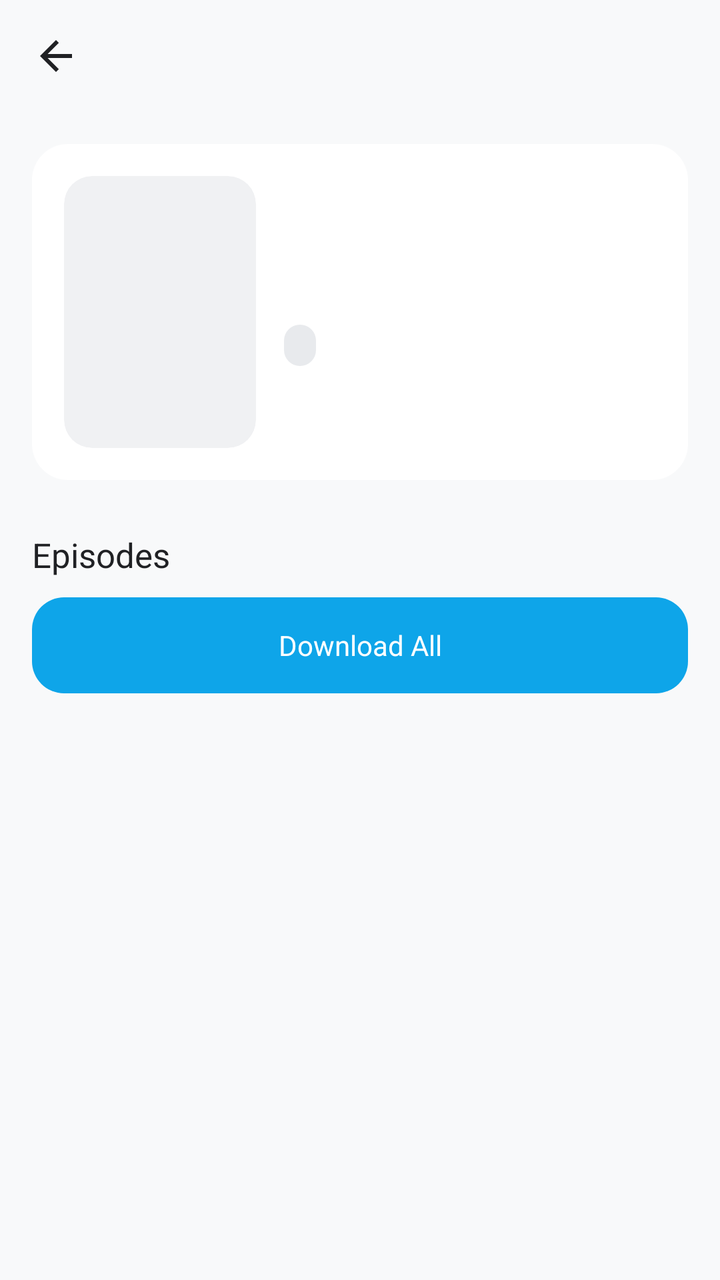
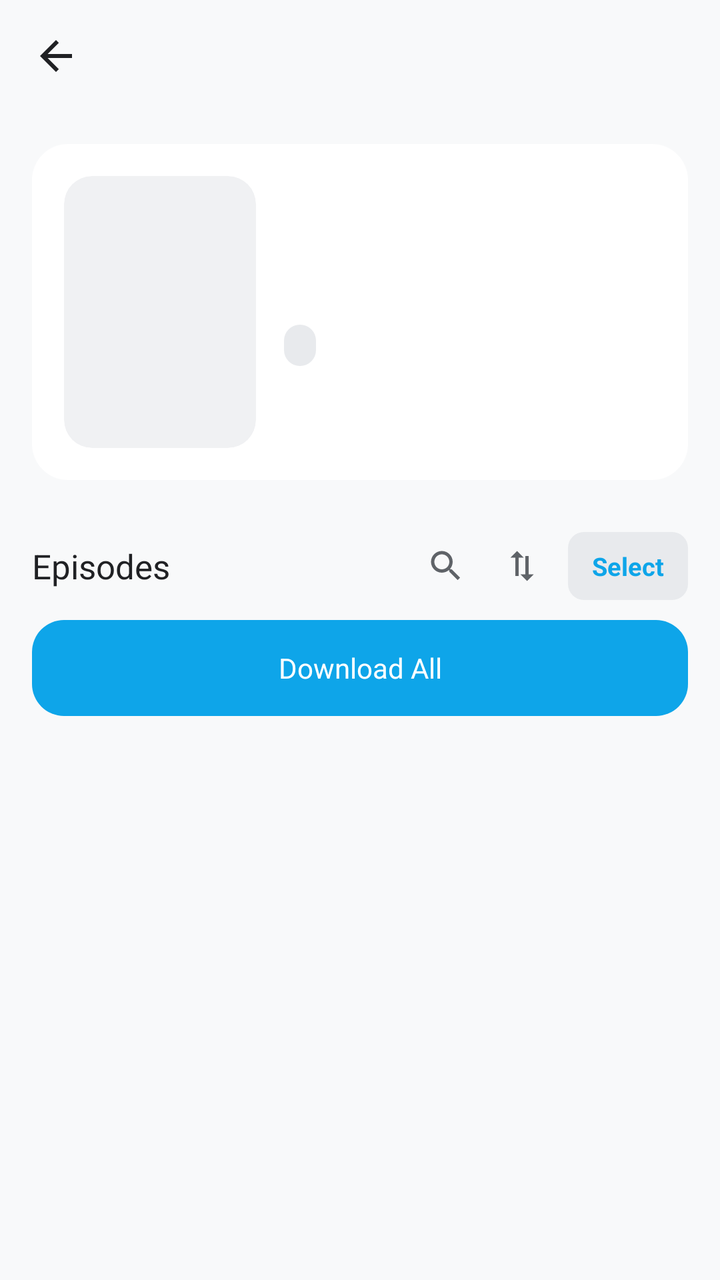

The first picture is an Android layout as it rendered before a commit; the second is the same layout after the commit. The layout source and the unified diff follow.
<!-- AndroidManifest.xml: application theme Theme.MiruDL -->
<!-- res/layout/activity_detail.xml -->
<?xml version="1.0" encoding="utf-8"?>
<LinearLayout xmlns:android="http://schemas.android.com/apk/res/android"
    xmlns:app="http://schemas.android.com/apk/res-auto"
    android:layout_width="match_parent"
    android:layout_height="match_parent"
    android:orientation="vertical"
    android:background="@color/background">

    
    <RelativeLayout
        android:layout_width="match_parent"
        android:layout_height="56dp"
        android:paddingHorizontal="8dp"
        android:background="@color/background">

        <ImageView
            android:id="@+id/btn_back"
            android:layout_width="40dp"
            android:layout_height="40dp"
            android:layout_centerVertical="true"
            android:background="@drawable/bg_icon_circle"
            android:src="@drawable/ic_back"
            android:padding="8dp"
            android:tint="@color/text_primary" />

        <TextView
            android:id="@+id/detail_title"
            android:layout_width="match_parent"
            android:layout_height="wrap_content"
            android:layout_centerVertical="true"
            android:layout_marginStart="48dp"
            android:layout_marginEnd="16dp"
            android:textColor="@color/text_primary"
            android:textSize="16sp"
            android:maxLines="1"
            android:ellipsize="end" />

    </RelativeLayout>

    <androidx.core.widget.NestedScrollView
        android:layout_width="match_parent"
        android:layout_height="match_parent">

        <LinearLayout
            android:layout_width="match_parent"
            android:layout_height="wrap_content"
            android:orientation="vertical"
            android:paddingBottom="24dp">

            
            <LinearLayout
                android:layout_width="match_parent"
                android:layout_height="wrap_content"
                android:orientation="horizontal"
                android:padding="16dp"
                android:background="@drawable/bg_card"
                android:layout_margin="16dp"
                android:layout_marginBottom="8dp">

                <androidx.cardview.widget.CardView
                    android:layout_width="96dp"
                    android:layout_height="136dp"
                    app:cardCornerRadius="14dp"
                    app:cardElevation="0dp"
                    app:cardBackgroundColor="@color/surface_variant">

                    <ImageView
                        android:id="@+id/detail_thumb"
                        android:layout_width="match_parent"
                        android:layout_height="match_parent"
                        android:scaleType="centerCrop" />

                </androidx.cardview.widget.CardView>

                <LinearLayout
                    android:layout_width="0dp"
                    android:layout_height="wrap_content"
                    android:layout_weight="1"
                    android:layout_marginStart="14dp"
                    android:orientation="vertical">

                    <TextView
                        android:id="@+id/detail_title_text"
                        android:layout_width="match_parent"
                        android:layout_height="wrap_content"
                        android:textColor="@color/text_primary"
                        android:textSize="16sp" />

                    <TextView
                        android:id="@+id/detail_meta"
                        android:layout_width="match_parent"
                        android:layout_height="wrap_content"
                        android:textColor="@color/text_secondary"
                        android:textSize="12sp"
                        android:layout_marginTop="4dp" />

                    <TextView
                        android:id="@+id/detail_description"
                        android:layout_width="match_parent"
                        android:layout_height="wrap_content"
                        android:textColor="@color/text_tertiary"
                        android:textSize="12sp"
                        android:layout_marginTop="8dp"
                        android:maxLines="4"
                        android:ellipsize="end"
                        android:clickable="true"
                        android:focusable="true" />

                    <TextView
                        android:id="@+id/detail_status"
                        android:layout_width="wrap_content"
                        android:layout_height="wrap_content"
                        android:background="@drawable/bg_chip"
                        android:paddingHorizontal="8dp"
                        android:paddingVertical="3dp"
                        android:textColor="@color/primary"
                        android:textSize="11sp"
                        android:layout_marginTop="8dp" />

                    <TextView
                        android:id="@+id/btn_read_more"
                        android:layout_width="wrap_content"
                        android:layout_height="wrap_content"
                        android:text="Read more"
                        android:textColor="@color/primary"
                        android:textSize="12sp"
                        android:visibility="gone"
                        android:clickable="true"
                        android:focusable="true" />

                </LinearLayout>

            </LinearLayout>

            
            <LinearLayout
                android:layout_width="match_parent"
                android:layout_height="wrap_content"
                android:orientation="horizontal"
                android:paddingHorizontal="16dp"
                android:paddingVertical="10dp">

                <TextView
                    android:layout_width="0dp"
                    android:layout_height="wrap_content"
                    android:layout_weight="1"
                    android:text="@string/episodes"
                    android:textColor="@color/text_primary"
                    android:textSize="17sp" />

                <TextView
                    android:id="@+id/episode_count"
                    android:layout_width="wrap_content"
                    android:layout_height="wrap_content"
                    android:text=""
                    android:textColor="@color/text_tertiary"
                    android:textSize="13sp" />

            </LinearLayout>

            
            <TextView
                android:id="@+id/btn_download_all"
                android:layout_width="match_parent"
                android:layout_height="48dp"
                android:layout_marginHorizontal="16dp"
                android:layout_marginBottom="8dp"
                android:gravity="center"
                android:text="@string/download_all"
                android:textColor="@color/on_primary"
                android:textSize="14sp"
                android:background="@drawable/btn_primary"
                android:clickable="true"
                android:focusable="true" />

            
            <androidx.recyclerview.widget.RecyclerView
                android:id="@+id/episode_list"
                android:layout_width="match_parent"
                android:layout_height="wrap_content"
                android:clipToPadding="false"
                android:paddingHorizontal="12dp" />

            <ProgressBar
                android:id="@+id/loading_bar"
                android:layout_width="36dp"
                android:layout_height="36dp"
                android:layout_gravity="center"
                android:indeterminateTint="@color/primary"
                android:visibility="gone" />

            <TextView
                android:id="@+id/empty_text"
                android:layout_width="wrap_content"
                android:layout_height="wrap_content"
                android:layout_gravity="center"
                android:textColor="@color/text_tertiary"
                android:textSize="15sp"
                android:visibility="gone" />

        </LinearLayout>

    </androidx.core.widget.NestedScrollView>

</LinearLayout>
<!-- resources referenced by this layout -->
<resources>
  <color name="background">#F8F9FA</color>
  <color name="on_primary">#FFFFFF</color>
  <color name="primary">#0EA5E9</color>
  <color name="surface_variant">#F0F1F3</color>
  <color name="text_primary">#202124</color>
  <color name="text_secondary">#5F6368</color>
  <color name="text_tertiary">#80868B</color>
  <!-- drawable bg_card (drawable) -->
  <shape xmlns:android="http://schemas.android.com/apk/res/android">
      <solid android:color="@color/surface" />
      <corners android:radius="18dp" />
  </shape>
  <!-- drawable bg_chip (drawable) -->
  <shape xmlns:android="http://schemas.android.com/apk/res/android">
      <solid android:color="@color/surface_high" />
      <corners android:radius="8dp" />
  </shape>
  <!-- drawable bg_icon_circle (drawable) -->
  <ripple xmlns:android="http://schemas.android.com/apk/res/android"
      android:color="@color/divider">
      <item>
          <shape android:shape="oval">
              <solid android:color="@android:color/transparent" />
          </shape>
      </item>
  </ripple>
  <!-- drawable ic_back (drawable) -->
  <vector xmlns:android="http://schemas.android.com/apk/res/android"
      android:width="24dp" android:height="24dp"
      android:viewportWidth="24" android:viewportHeight="24">
      <path android:fillColor="#FFFFFF"
          android:pathData="M20,11H7.83l5.59,-5.59L12,4l-8,8 8,8 1.41,-1.41L7.83,13H20v-2z" />
  </vector>
  <string name="download_all">Download All</string>
  <string name="episodes">Episodes</string>
  <color name="surface">#FFFFFF</color>
  <color name="surface_high">#E8EAED</color>
  <color name="divider">#DADCE0</color>
  <style name="Widget.MiruDL.Spinner" parent="Widget.AppCompat.Spinner">
          <item name="android:background">@drawable/bg_input</item>
      </style>
  <!-- drawable bg_input (drawable) -->
  <shape xmlns:android="http://schemas.android.com/apk/res/android">
      <solid android:color="@color/surface_variant" />
      <corners android:radius="14dp" />
  </shape>
  <!-- unchanged entries left out for length: 2 -->
</resources>

<!-- the commit's change to res/layout/activity_detail.xml (unified diff, before → after) -->
@@ -39,7 +39,8 @@
 
     <androidx.core.widget.NestedScrollView
         android:layout_width="match_parent"
-        android:layout_height="match_parent">
+        android:layout_height="0dp"
+        android:layout_weight="1">
 
         <LinearLayout
             android:layout_width="match_parent"
@@ -138,7 +139,8 @@
                 android:layout_height="wrap_content"
                 android:orientation="horizontal"
                 android:paddingHorizontal="16dp"
-                android:paddingVertical="10dp">
+                android:paddingVertical="10dp"
+                android:gravity="center_vertical">
 
                 <TextView
                     android:layout_width="0dp"
@@ -152,9 +154,70 @@
                     android:id="@+id/episode_count"
                     android:layout_width="wrap_content"
                     android:layout_height="wrap_content"
+                    android:layout_marginEnd="8dp"
                     android:text=""
                     android:textColor="@color/text_tertiary"
                     android:textSize="13sp" />
+
+                <ImageView
+                    android:id="@+id/btn_ep_search"
+                    android:layout_width="34dp"
+                    android:layout_height="34dp"
+                    android:padding="7dp"
+                    android:src="@drawable/ic_search"
+                    android:background="@drawable/bg_icon_circle"
+                    android:tint="@color/text_secondary" />
+
+                <ImageView
+                    android:id="@+id/btn_ep_reverse"
+                    android:layout_width="34dp"
+                    android:layout_height="34dp"
+                    android:layout_marginStart="4dp"
+                    android:padding="7dp"
+                    android:src="@drawable/ic_swap_vert"
+                    android:background="@drawable/bg_icon_circle"
+                    android:tint="@color/text_secondary" />
+
+                <TextView
+                    android:id="@+id/btn_ep_select"
+                    android:layout_width="wrap_content"
+                    android:layout_height="34dp"
+                    android:layout_marginStart="6dp"
+                    android:paddingHorizontal="12dp"
+                    android:gravity="center"
+                    android:text="Select"
+                    android:textColor="@color/primary"
+                    android:textSize="12.5sp"
+                    android:textStyle="bold"
+                    android:background="@drawable/bg_chip" />
+
+            </LinearLayout>
+
+            
+            <LinearLayout
+                android:id="@+id/episode_search_row"
+                android:layout_width="match_parent"
+                android:layout_height="wrap_content"
+                android:orientation="horizontal"
+                android:gravity="center_vertical"
+                android:paddingHorizontal="16dp"
+                android:paddingBottom="10dp"
+                android:visibility="gone">
+
+                <EditText
+                    android:id="@+id/episode_search_input"
+                    android:layout_width="0dp"
+                    android:layout_height="42dp"
+                    android:layout_weight="1"
+                    android:paddingHorizontal="14dp"
+                    android:background="@drawable/bg_search"
+                    android:hint="Search episode number or title"
+                    android:textColorHint="@color/text_tertiary"
+                    android:textColor="@color/text_primary"
+                    android:textSize="13sp"
+                    android:singleLine="true"
+                    android:imeOptions="actionSearch"
+                    android:inputType="text" />
 
             </LinearLayout>
 
@@ -202,4 +265,64 @@
 
     </androidx.core.widget.NestedScrollView>
 
+    
+    <LinearLayout
+        android:id="@+id/select_bar"
+        android:layout_width="match_parent"
+        android:layout_height="wrap_content"
+        android:orientation="horizontal"
+        android:gravity="center_vertical"
+        android:background="@color/surface"
+        android:paddingHorizontal="16dp"
+        android:paddingVertical="10dp"
+        android:elevation="8dp"
+        android:visibility="gone">
+
+        <ImageView
+            android:id="@+id/btn_select_close"
+            android:layout_width="34dp"
+            android:layout_height="34dp"
+            android:padding="7dp"
+            android:src="@drawable/ic_close"
+            android:background="@drawable/bg_icon_circle"
+            android:tint="@color/text_secondary" />
+
+        <TextView
+            android:id="@+id/select_count_text"
+            android:layout_width="0dp"
+            android:layout_height="wrap_content"
+            android:layout_weight="1"
+            android:layout_marginStart="10dp"
+            android:text="0 selected"
+            android:textColor="@color/text_primary"
+            android:textSize="13.5sp"
+            android:textStyle="bold" />
+
+        <TextView
+            android:id="@+id/btn_select_all"
+            android:layout_width="wrap_content"
+            android:layout_height="38dp"
+            android:paddingHorizontal="14dp"
+            android:gravity="center"
+            android:text="Select All"
+            android:textColor="@color/text_primary"
+            android:textSize="12.5sp"
+            android:textStyle="bold"
+            android:background="@drawable/bg_chip" />
+
+        <TextView
+            android:id="@+id/btn_download_selected"
+            android:layout_width="wrap_content"
+            android:layout_height="38dp"
+            android:layout_marginStart="8dp"
+            android:paddingHorizontal="16dp"
+            android:gravity="center"
+            android:text="Download"
+            android:textColor="@color/on_primary"
+            android:textSize="12.5sp"
+            android:textStyle="bold"
+            android:background="@drawable/btn_primary" />
+
+    </LinearLayout>
+
 </LinearLayout>
<!-- resource entries referenced after the edit -->
@@ -26,12 +26,41 @@
           </shape>
       </item>
   </ripple>
+  <!-- drawable bg_search (drawable) -->
+  <?xml version="1.0" encoding="utf-8"?>
+  <shape xmlns:android="http://schemas.android.com/apk/res/android">
+      <solid android:color="@color/surface" />
+      <corners android:radius="16dp" />
+      <stroke android:width="1dp" android:color="@color/divider" />
+  </shape>
   <!-- drawable ic_back (drawable) -->
   <vector xmlns:android="http://schemas.android.com/apk/res/android"
       android:width="24dp" android:height="24dp"
       android:viewportWidth="24" android:viewportHeight="24">
       <path android:fillColor="#FFFFFF"
           android:pathData="M20,11H7.83l5.59,-5.59L12,4l-8,8 8,8 1.41,-1.41L7.83,13H20v-2z" />
+  </vector>
+  <!-- drawable ic_close (drawable) -->
+  <vector xmlns:android="http://schemas.android.com/apk/res/android"
+      android:width="24dp" android:height="24dp"
+      android:viewportWidth="24" android:viewportHeight="24">
+      <path android:fillColor="#FFFFFF"
+          android:pathData="M19,6.41L17.59,5 12,10.59 6.41,5 5,6.41 10.59,12 5,17.59 6.41,19 12,13.41 17.59,19 19,17.59 13.41,12z" />
+  </vector>
+  <!-- drawable ic_search (drawable) -->
+  <vector xmlns:android="http://schemas.android.com/apk/res/android"
+      android:width="24dp" android:height="24dp"
+      android:viewportWidth="24" android:viewportHeight="24">
+      <path android:fillColor="#FFFFFF"
+          android:pathData="M15.5,14h-0.79l-0.28,-0.27C15.41,12.59 16,11.11 16,9.5 16,5.91 13.09,3 9.5,3S3,5.91 3,9.5 5.91,16 9.5,16c1.61,0 3.09,-0.59 4.23,-1.57l0.27,0.28v0.79l5,4.99L20.49,19l-4.99,-5zM9.5,14C7.01,14 5,11.99 5,9.5S7.01,5 9.5,5 14,7.01 14,9.5 11.99,14 9.5,14z" />
+  </vector>
+  <!-- drawable ic_swap_vert (drawable) -->
+  <?xml version="1.0" encoding="utf-8"?>
+  <vector xmlns:android="http://schemas.android.com/apk/res/android"
+      android:width="24dp" android:height="24dp"
+      android:viewportWidth="24" android:viewportHeight="24">
+      <path android:fillColor="#FFFFFF"
+          android:pathData="M9,3L5,7h3v11h2V7h3L9,3zM16,17V6h-2v11h-3l4,4l4,-4h-3z" />
   </vector>
   <string name="download_all">Download All</string>
   <string name="episodes">Episodes</string>
